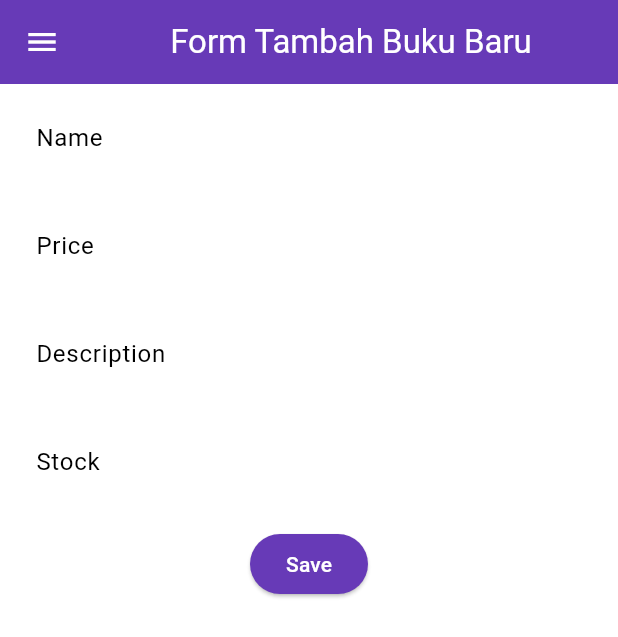
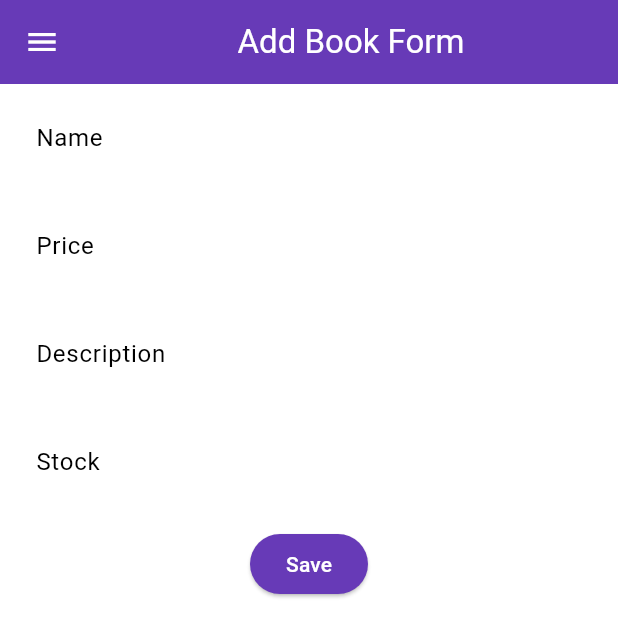
Before and after one commit to Froklax/bukulapak-mobile, a Flutter app: the BookEntryFormPage screen opened directly, on a phone screen of 412 x 824 dp. Shown: the top 637 px of the screen. Run offline on Flutter 3.47's test engine with Material 3 defaults, Android fonts, the light colour scheme and no system bars.

Commit message:
done making form

```diff
--- a/lib/screens/bookentry_form.dart
+++ b/lib/screens/bookentry_form.dart
@@ -20,7 +20,7 @@ class _BookEntryFormPageState extends State<BookEntryFormPage> {
       appBar: AppBar(
         title: const Center(
           child: Text(
-            'Form Tambah Buku Baru',
+            'Add Book Form',
           ),
         ),
         backgroundColor: Theme.of(context).colorScheme.primary,
```
